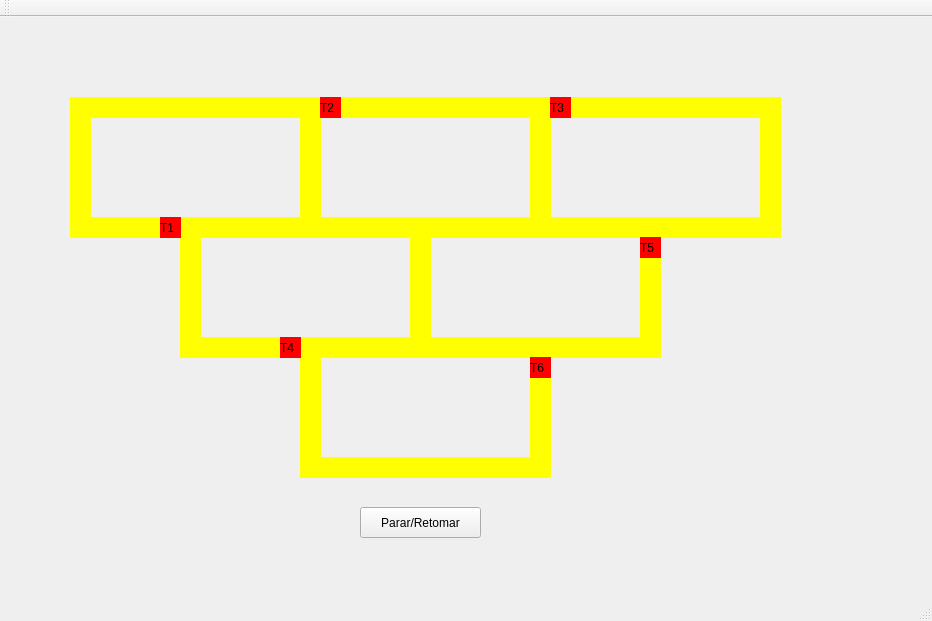
Old version of the form mainwindow.ui in the repository mclara-s/SO_U1-Trens.
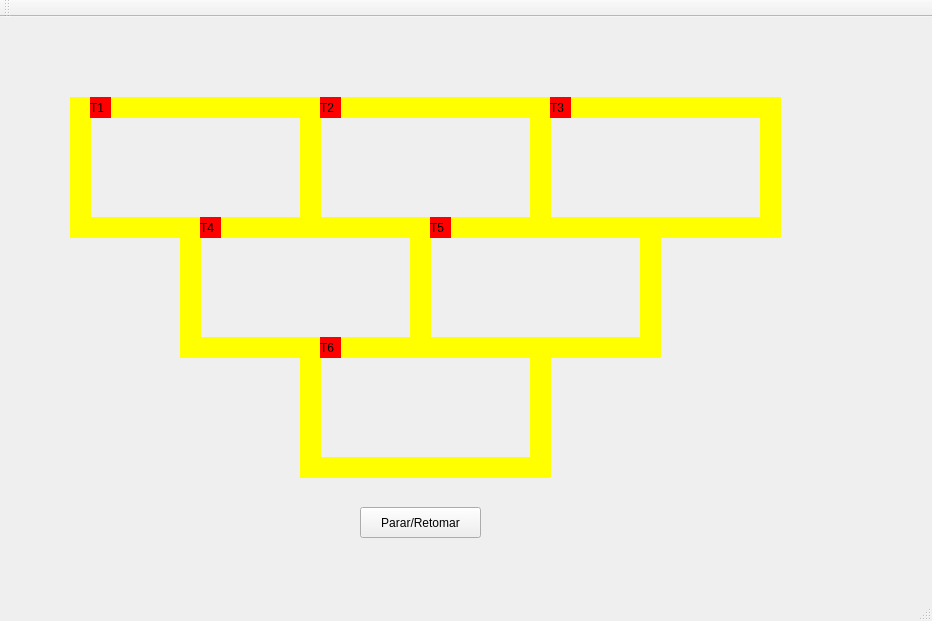
New version of the form.

Commit message: quero ir pra casa

```diff
--- a/mainwindow.ui
+++ b/mainwindow.ui
@@ -20,8 +20,8 @@
    <widget class="QLabel" name="label_Trem1">
     <property name="geometry">
      <rect>
-      <x>160</x>
-      <y>200</y>
+      <x>90</x>
+      <y>80</y>
       <width>21</width>
       <height>21</height>
      </rect>
@@ -393,8 +393,8 @@
    <widget class="QLabel" name="label_Trem4">
     <property name="geometry">
      <rect>
-      <x>280</x>
-      <y>320</y>
+      <x>200</x>
+      <y>200</y>
       <width>21</width>
       <height>21</height>
      </rect>
@@ -411,8 +411,8 @@
    <widget class="QLabel" name="label_Trem5">
     <property name="geometry">
      <rect>
-      <x>640</x>
-      <y>220</y>
+      <x>430</x>
+      <y>200</y>
       <width>21</width>
       <height>21</height>
      </rect>
@@ -429,8 +429,8 @@
    <widget class="QLabel" name="label_Trem6">
     <property name="geometry">
      <rect>
-      <x>530</x>
-      <y>340</y>
+      <x>320</x>
+      <y>320</y>
       <width>21</width>
       <height>21</height>
      </rect>
```
The commit also changes 2 other files.
